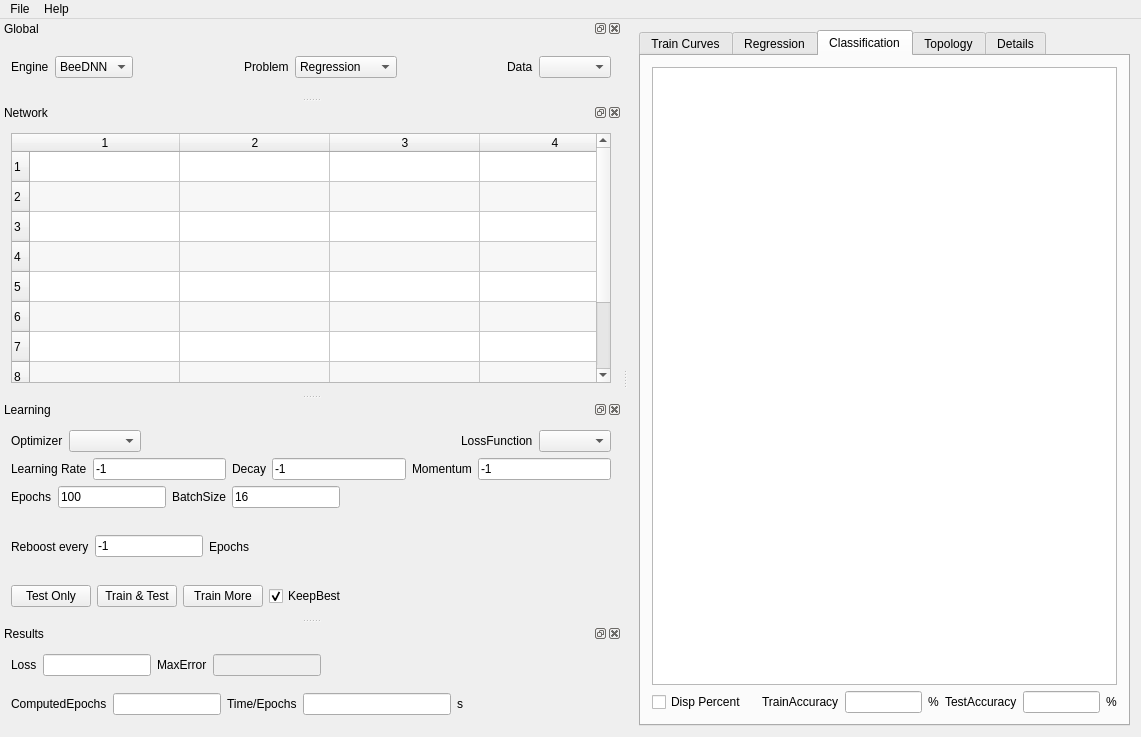
Old version of the form src/DNNLab/mainwindow.ui in the repository edeforas/BeeDNN.
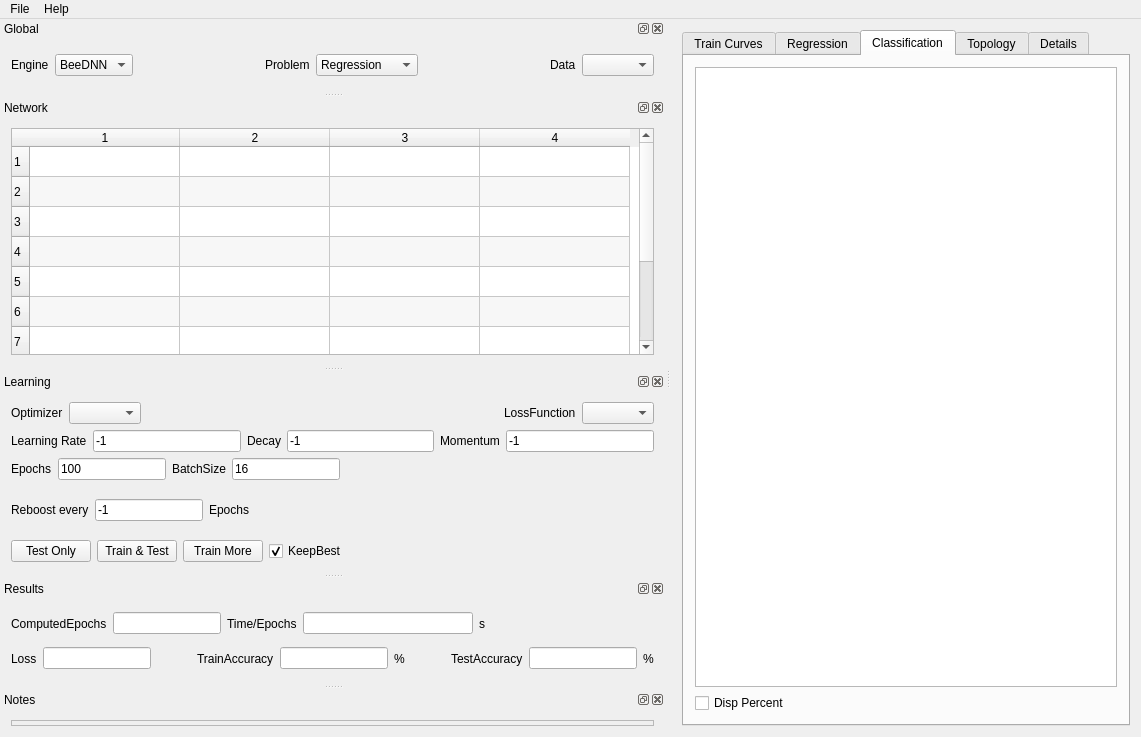
New version of the form. The open tabs and pages were chosen to show the change. Custom widgets are drawn as their Qt base class.

Commit message: added Notes panel and start mvc work

Patch:
```diff
--- a/src/DNNLab/mainwindow.ui
+++ b/src/DNNLab/mainwindow.ui
@@ -160,40 +160,6 @@
               </property>
              </spacer>
             </item>
-            <item>
-             <widget class="QLabel" name="label_26">
-              <property name="text">
-               <string>TrainAccuracy</string>
-              </property>
-             </widget>
-            </item>
-            <item>
-             <widget class="QLineEdit" name="leTrainAccuracy"/>
-            </item>
-            <item>
-             <widget class="QLabel" name="label_27">
-              <property name="text">
-               <string>%</string>
-              </property>
-             </widget>
-            </item>
-            <item>
-             <widget class="QLabel" name="label_17">
-              <property name="text">
-               <string>TestAccuracy</string>
-              </property>
-             </widget>
-            </item>
-            <item>
-             <widget class="QLineEdit" name="leTestAccuracy"/>
-            </item>
-            <item>
-             <widget class="QLabel" name="label_25">
-              <property name="text">
-               <string>%</string>
-              </property>
-             </widget>
-            </item>
            </layout>
           </item>
          </layout>
@@ -746,6 +712,104 @@
    <widget class="QWidget" name="dockWidgetContents_4">
     <layout class="QGridLayout" name="gridLayout_6">
      <item row="1" column="0">
+      <layout class="QHBoxLayout" name="horizontalLayout_2">
+       <item>
+        <widget class="QLabel" name="label_5">
+         <property name="text">
+          <string>Loss</string>
+         </property>
+        </widget>
+       </item>
+       <item>
+        <widget class="QLineEdit" name="leMSE">
+         <property name="sizePolicy">
+          <sizepolicy hsizetype="Preferred" vsizetype="Fixed">
+           <horstretch>0</horstretch>
+           <verstretch>0</verstretch>
+          </sizepolicy>
+         </property>
+         <property name="readOnly">
+          <bool>true</bool>
+         </property>
+        </widget>
+       </item>
+       <item>
+        <spacer name="horizontalSpacer_4">
+         <property name="orientation">
+          <enum>Qt::Horizontal</enum>
+         </property>
+         <property name="sizeHint" stdset="0">
+          <size>
+           <width>40</width>
+           <height>20</height>
+          </size>
+         </property>
+        </spacer>
+       </item>
+       <item>
+        <widget class="QLabel" name="label_26">
+         <property name="text">
+          <string>TrainAccuracy</string>
+         </property>
+        </widget>
+       </item>
+       <item>
+        <widget class="QLineEdit" name="leTrainAccuracy">
+         <property name="sizePolicy">
+          <sizepolicy hsizetype="Preferred" vsizetype="Fixed">
+           <horstretch>0</horstretch>
+           <verstretch>0</verstretch>
+          </sizepolicy>
+         </property>
+        </widget>
+       </item>
+       <item>
+        <widget class="QLabel" name="label_27">
+         <property name="text">
+          <string>%</string>
+         </property>
+        </widget>
+       </item>
+       <item>
+        <spacer name="horizontalSpacer_8">
+         <property name="orientation">
+          <enum>Qt::Horizontal</enum>
+         </property>
+         <property name="sizeHint" stdset="0">
+          <size>
+           <width>40</width>
+           <height>20</height>
+          </size>
+         </property>
+        </spacer>
+       </item>
+       <item>
+        <widget class="QLabel" name="label_17">
+         <property name="text">
+          <string>TestAccuracy</string>
+         </property>
+        </widget>
+       </item>
+       <item>
+        <widget class="QLineEdit" name="leTestAccuracy">
+         <property name="sizePolicy">
+          <sizepolicy hsizetype="Preferred" vsizetype="Fixed">
+           <horstretch>0</horstretch>
+           <verstretch>0</verstretch>
+          </sizepolicy>
+         </property>
+        </widget>
+       </item>
+       <item>
+        <widget class="QLabel" name="label_25">
+         <property name="text">
+          <string>%</string>
+         </property>
+        </widget>
+       </item>
+      </layout>
+     </item>
+     <item row="0" column="0">
       <layout class="QHBoxLayout" name="horizontalLayout_5">
        <item>
         <widget class="QLabel" name="label_13">
@@ -796,65 +860,27 @@
        </item>
       </layout>
      </item>
+    </layout>
+   </widget>
+  </widget>
+  <widget class="QDockWidget" name="dockNotes">
+   <property name="windowTitle">
+    <string>Notes</string>
+   </property>
+   <attribute name="dockWidgetArea">
+    <number>1</number>
+   </attribute>
+   <widget class="QWidget" name="dockWidgetContents_2">
+    <layout class="QGridLayout" name="gridLayout_11">
      <item row="0" column="0">
-      <layout class="QHBoxLayout" name="horizontalLayout_2">
-       <item>
-        <widget class="QLabel" name="label_5">
-         <property name="text">
-          <string>Loss</string>
-         </property>
-        </widget>
-       </item>
-       <item>
-        <widget class="QLineEdit" name="leMSE">
-         <property name="sizePolicy">
-          <sizepolicy hsizetype="Preferred" vsizetype="Fixed">
-           <horstretch>0</horstretch>
-           <verstretch>0</verstretch>
-          </sizepolicy>
-         </property>
-         <property name="readOnly">
-          <bool>true</bool>
-         </property>
-        </widget>
-       </item>
-       <item>
-        <widget class="QLabel" name="label_12">
-         <property name="text">
-          <string>MaxError</string>
-         </property>
-        </widget>
-       </item>
-       <item>
-        <widget class="QLineEdit" name="leMaxError">
-         <property name="enabled">
-          <bool>false</bool>
-         </property>
-         <property name="sizePolicy">
-          <sizepolicy hsizetype="Preferred" vsizetype="Fixed">
-           <horstretch>0</horstretch>
-           <verstretch>0</verstretch>
-          </sizepolicy>
-         </property>
-         <property name="readOnly">
-          <bool>false</bool>
-         </property>
-        </widget>
-       </item>
-       <item>
-        <spacer name="horizontalSpacer_8">
-         <property name="orientation">
-          <enum>Qt::Horizontal</enum>
-         </property>
-         <property name="sizeHint" stdset="0">
-          <size>
-           <width>40</width>
-           <height>20</height>
-          </size>
-         </property>
-        </spacer>
-       </item>
-      </layout>
+      <widget class="FrameNotes" name="frameNotes">
+       <property name="frameShape">
+        <enum>QFrame::StyledPanel</enum>
+       </property>
+       <property name="frameShadow">
+        <enum>QFrame::Raised</enum>
+       </property>
+      </widget>
      </item>
     </layout>
    </widget>
@@ -924,6 +950,14 @@
   </action>
  </widget>
  <layoutdefault spacing="6" margin="11"/>
+ <customwidgets>
+  <customwidget>
+   <class>FrameNotes</class>
+   <extends>QFrame</extends>
+   <header location="global">FrameNotes.h</header>
+   <container>1</container>
+  </customwidget>
+ </customwidgets>
  <resources/>
  <connections/>
 </ui>
```
Left out of the diff: 2 changed lines with no effect on the pictures. The commit also changes 6 other files.
